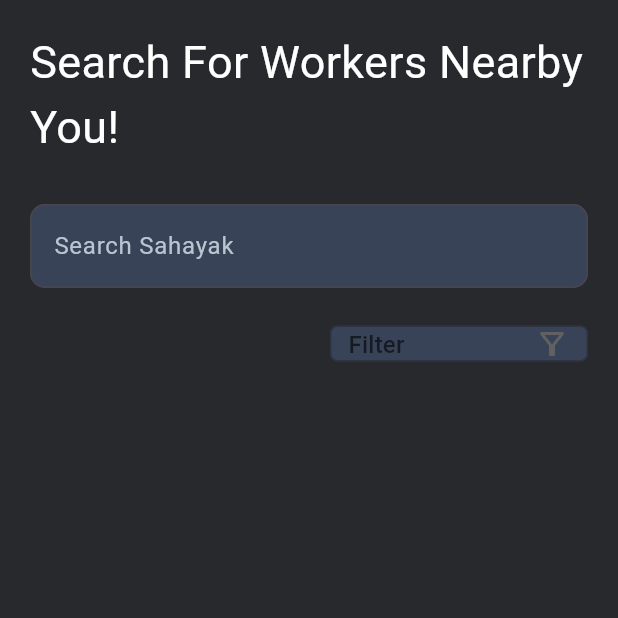
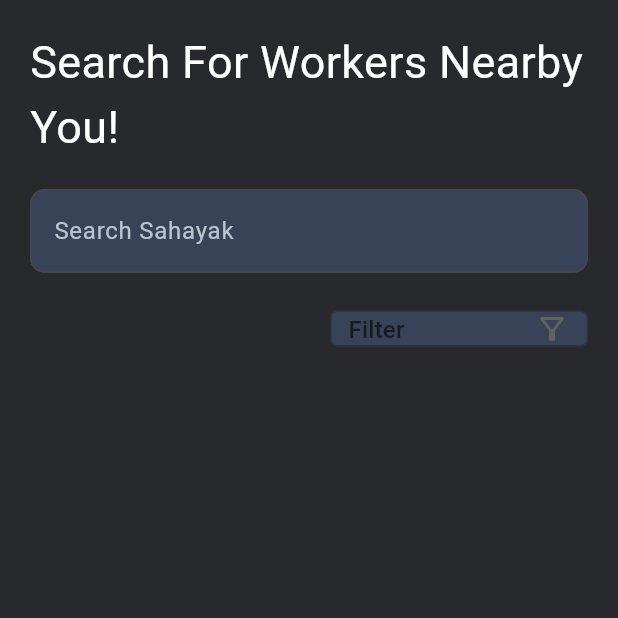
Before and after one commit to YashIngole/Team-LKC-Ninjas, a Flutter app: the SearchWorkers screen opened directly, on a phone screen of 412 x 824 dp, the top half of it. Run offline on Flutter 3.47's test engine with Material 2 defaults, Android fonts, the phone set to English and light mode, and no system bars; our stand-ins replace cached_network_image, carousel_slider, cloud_firestore, firebase_auth, firebase_core, firebase_storage and 9 more; accounts and stored records are empty.

Commit message:
fixed search bug

```diff
--- a/lib/user/SearchWorkers.dart
+++ b/lib/user/SearchWorkers.dart
@@ -58,12 +58,12 @@ class _SearchWorkersState extends State<SearchWorkers> {
               padding: const EdgeInsets.only(left: 20, top: 20),
               child: Text(
                 "Search For Workers Nearby You!",
-                style: TextStyle(color: Colors.white, fontSize: 30),
+                style: GoogleFonts.roboto(color: Colors.white, fontSize: 30),
               ),
             ),
             Padding(
               padding: const EdgeInsets.only(
-                  top: 30, bottom: 20, left: 20, right: 20),
+                  top: 20, bottom: 20, left: 20, right: 20),
               child: TextField(
                 style: const TextStyle(color: Colors.white),
                 decoration: const InputDecoration(
```
